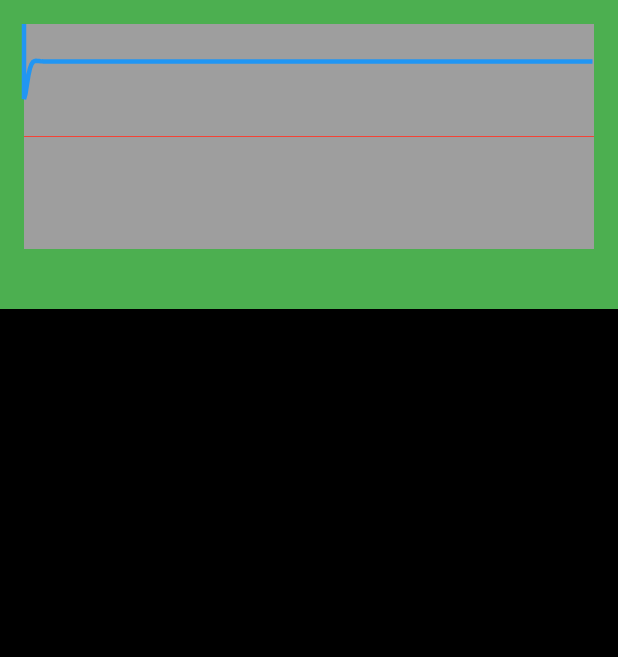
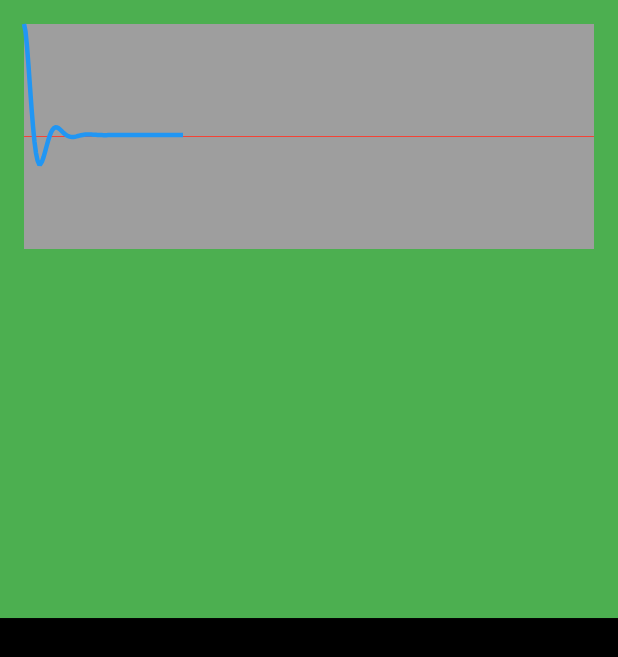
Before and after one commit to akvus/abuse_stateless_widget, a Flutter app: the screen it shows after launch, on a phone screen of 412 x 824 dp. Shown: the top 657 px of the screen. Run offline on Flutter 3.47's test engine with Material 2 defaults, Android fonts, the phone set to English and light mode, and no system bars.

Commit message:
Play with simulations

```diff
--- a/lib/simulation.dart
+++ b/lib/simulation.dart
@@ -25,16 +25,17 @@ class MyApp extends StatefulWidget {
 class MyAppState extends State<MyApp> with TickerProviderStateMixin {
   late final AnimationController _controller;
   late final Simulation _simulation;
+  late final endPoint = widget.height / 2;
 
   @override
   void initState() {
     super.initState();
 
     _simulation = SpringSimulation(
-      const SpringDescription(mass: 0.1, stiffness: 4, damping: 1),
-      widget.height / 2,
-      widget.height / 4,
-      20,
+      const SpringDescription(mass: 0.4, stiffness: 4, damping: 0.99),
+      0,
+      endPoint,
+      100,
     );
 
     _controller = AnimationController(vsync: this, upperBound: widget.height);
@@ -65,7 +66,7 @@ class MyAppState extends State<MyApp> with TickerProviderStateMixin {
               height: 150,
               child: SimulationGraph(
                 simulation: _simulation,
-                maxValue: widget.height,
+                maxValue: endPoint,
               ),
             ),
           ),
@@ -106,6 +107,8 @@ class SimulationPainter extends CustomPainter {
 
   @override
   void paint(Canvas canvas, Size size) {
+    // should investigate why ~111% is the max, but I'm lazy
+    final yDivision = 111 / size.height;
     canvas.drawRect(
       Rect.fromLTWH(0, 0, size.width, size.height),
       _backgroundPaint,
@@ -122,8 +125,9 @@ class SimulationPainter extends CustomPainter {
     double t = 0.0;
     for (int x = 0; x < size.width; x++, t += 0.1) {
       final dt = t.toDouble();
-      final y = simulation.x(dt) * _yDivisionFactor;
+      if (simulation.isDone(dt)) break;
 
+      final y = simulation.x(dt) * _yDivisionFactor * yDivision;
       path.lineTo(x.toDouble(), y);
     }
 
```
Also changed, not shown: flutter_01.png (added).
